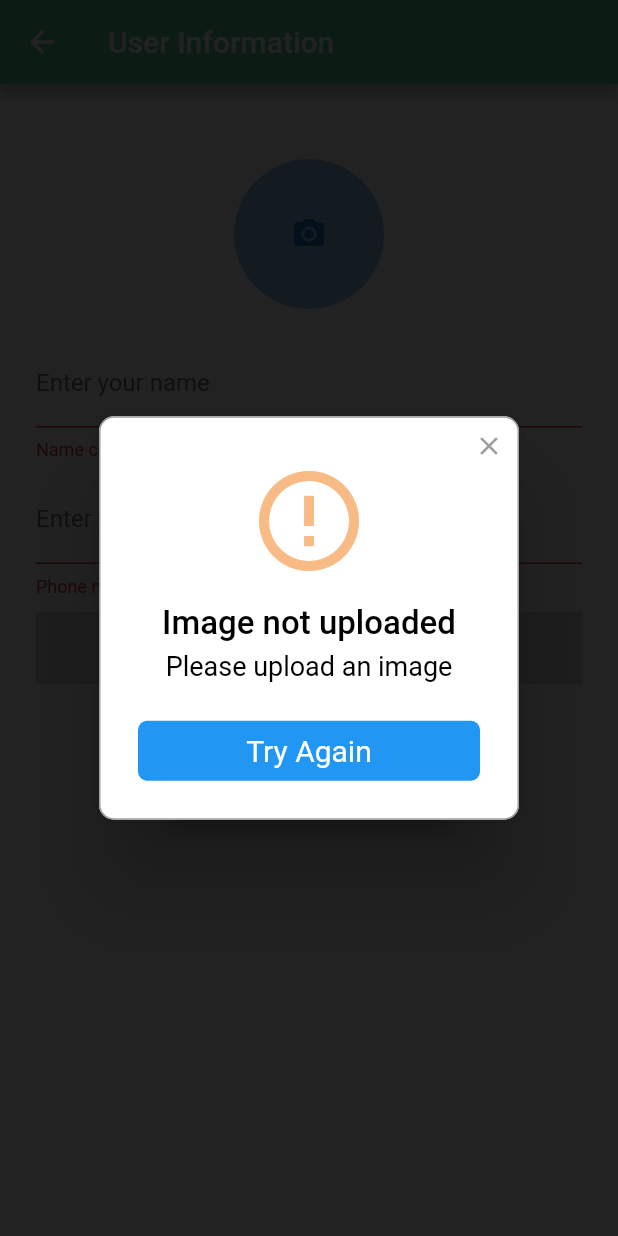
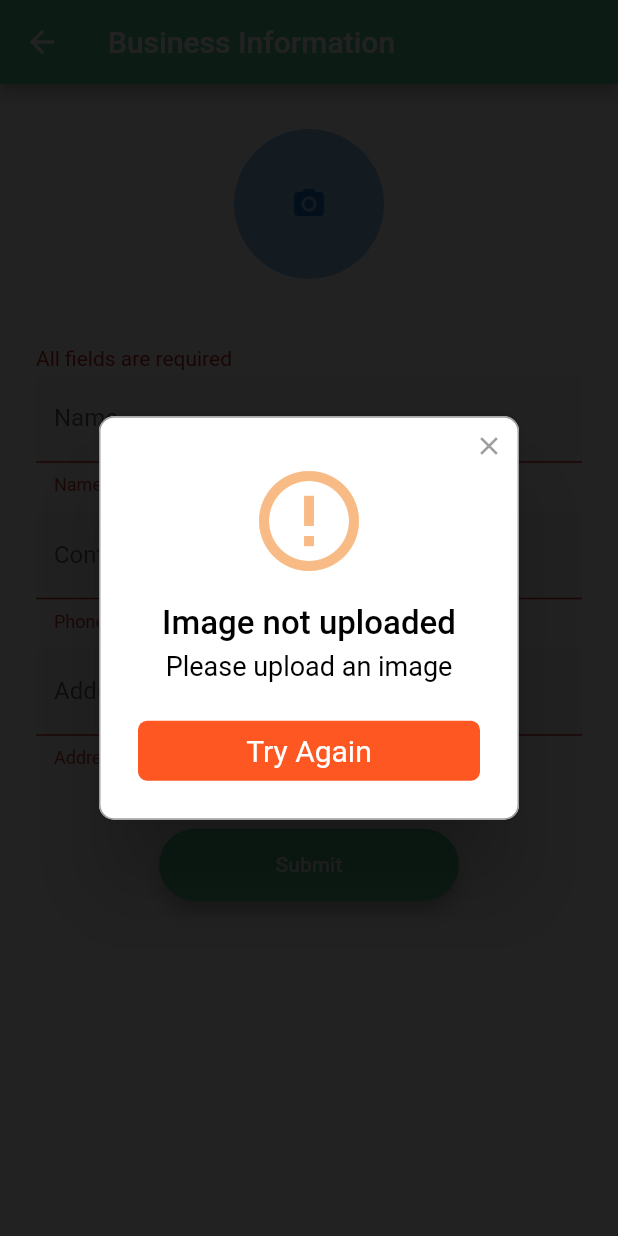
Before and after one commit to DRP-Basket/Basket, a Flutter app: the RegisterInformationScreen screen opened directly, after a tap on "Submit", on a phone screen of 412 x 824 dp. Run offline on Flutter 3.47's test engine with Material 2 defaults, Android fonts, the phone set to English and light mode, and no system bars; drawn by our look-alikes of modal_progress_hud_nsn, rflutter_alert; our stand-ins replace cloud_firestore, expandable, firebase_auth, firebase_core, firebase_storage, flutter_form_builder and 6 more; missing offline and left inert: telephony; accounts and stored records are empty.

Commit message:
Refactored login and register views, should support full auth journey now

```diff
--- a/frontend/lib/views/auth/login_screen.dart
+++ b/frontend/lib/views/auth/login_screen.dart
@@ -62,7 +62,8 @@ class _LoginScreenState extends State<LoginScreen>
     // Navigator.pushNamed(context, HomePage.id);
     UserType userType = await locator<UserController>().checkUserType();
     userType == UserType.CHARITY
-        ? Navigator.pushReplacementNamed(context, CharityEventsPage.id)
+        ? Navigator.pushNamedAndRemoveUntil(
+            context, CharityEventsPage.id, (route) => false)
         : Navigator.pushNamedAndRemoveUntil(
             context, DonorMain.id, (route) => false);
   }
--- a/frontend/lib/views/auth/register_information_screen.dart
+++ b/frontend/lib/views/auth/register_information_screen.dart
@@ -1,10 +1,13 @@
 import 'package:drp_basket_app/components/avatar.dart';
 import 'package:drp_basket_app/components/long_button.dart';
+import 'package:drp_basket_app/constants.dart';
 import 'package:drp_basket_app/locator.dart';
 import 'package:drp_basket_app/view_controllers/image_picker_controller.dart';
 import 'package:drp_basket_app/view_controllers/user_controller.dart';
 import 'package:drp_basket_app/view_controllers/validator_controller.dart';
 import 'package:drp_basket_app/views/auth/auth_view_interface.dart';
+import 'package:drp_basket_app/views/charity/events/charity_events_page.dart';
+import 'package:drp_basket_app/views/donor/donor_main.dart';
 import 'package:drp_basket_app/views/home_page.dart';
 import 'package:drp_basket_app/views/receivers/home_screen.dart';
 import 'package:flutter/material.dart';
@@ -30,26 +33,37 @@ class _RegisterInformationScreenState extends State<RegisterInformationScreen>
   final _formKey = GlobalKey<FormState>();
   bool showSpinner = false;
   bool uploadedImage = false;
-  late String name;
-  late String contactNumber;
+
+  String name = "";
+  String contactNumber = "";
   String address = "";
+  String description = "";
 
   void upload() async {
     uploadedImage = await locator<ImagePickerController>().pickImage();
-    setState(() {
-    });
+    setState(() {});
   }
 
-  void submit() {
+  Future<void> submit() async {
     if (_formKey.currentState!.validate() && uploadedImage) {
-      locator<UserController>().uploadUserInformation(this, widget.userType, name, contactNumber, address: address);
+      if (widget.userType == UserType.DONOR) {
+        await locator<UserController>().uploadUserInformation(
+            this, widget.userType, name, contactNumber,
+            address: address);
+      } else {
+        await locator<UserController>().uploadUserInformation(
+            this, widget.userType, name, contactNumber,
+            description: description);
       }
-    else if (!uploadedImage) {
-      if (widget.userType == UserType.RECEIVER) {
-        locator<UserController>().uploadUserInformation(this, widget.userType, name, contactNumber, containsImage: false);
-      } else {
+    } else if (!uploadedImage) {
       updateUIAuthFail("Image not uploaded", "Please upload an image");
-      }
+      // if (widget.userType == UserType.RECEIVER) {
+      //   locator<UserController>().uploadUserInformation(
+      //       this, widget.userType, name, contactNumber,
+      //       containsImage: false);
+      // } else {
+      //   updateUIAuthFail("Image not uploaded", "Please upload an image");
+      // }
     }
   }
 
@@ -80,6 +94,7 @@ class _RegisterInformationScreenState extends State<RegisterInformationScreen>
               "Try Again",
               style: TextStyle(color: Colors.white, fontSize: 20),
             ),
+            color: Colors.deepOrange,
             onPressed: () => Navigator.pop(context),
           ),
         ]).show();
@@ -87,7 +102,11 @@ class _RegisterInformationScreenState extends State<RegisterInformationScreen>
 
   @override
   void updateUISuccess() {
-    widget.userType == UserType.RECEIVER ? Navigator.pushNamed(context, ReceiverHomeScreen.id) : Navigator.pushNamed(context, HomePage.id);
+    widget.userType == UserType.CHARITY
+        ? Navigator.pushNamedAndRemoveUntil(
+            context, CharityEventsPage.id, (route) => false)
+        : Navigator.pushNamedAndRemoveUntil(
+            context, DonorMain.id, (route) => false);
   }
 
   @override
@@ -101,13 +120,21 @@ class _RegisterInformationScreenState extends State<RegisterInformationScreen>
     return Scaffold(
       backgroundColor: Colors.white,
       appBar: AppBar(
-        title: Text("User Information"),
+        title: Text("${userTypeString[widget.userType]} Information"),
         backgroundColor: _colorTheme,
       ),
-      body: ModalProgressHUD(
+      body: GestureDetector(
+        onTap: () {
+          FocusScope.of(context).unfocus();
+        },
+        child: ModalProgressHUD(
           inAsyncCall: showSpinner,
           child: Padding(
-          padding: EdgeInsets.symmetric(horizontal: 24.0, vertical: 50.0),
+            padding: EdgeInsets.only(
+              left: 24.0,
+              right: 24,
+              top: 30,
+            ),
             child: SingleChildScrollView(
               child: Column(
                 mainAxisAlignment: MainAxisAlignment.center,
@@ -117,7 +144,20 @@ class _RegisterInformationScreenState extends State<RegisterInformationScreen>
                     onTap: upload,
                   ),
                   SizedBox(
-                  height: 20.0,
+                    height: 45,
+                  ),
+                  Row(
+                    children: [
+                      Text(
+                        "All fields are required",
+                        style: TextStyle(
+                          color: Colors.red[800],
+                        ),
+                      )
+                    ],
+                  ),
+                  SizedBox(
+                    height: 2.5,
                   ),
                   Form(
                     key: _formKey,
@@ -126,9 +166,7 @@ class _RegisterInformationScreenState extends State<RegisterInformationScreen>
                         TextFormField(
                           validator: (value) =>
                               ValidatorController.validateName(value!),
-                        decoration: InputDecoration(
-                          labelText: 'Enter your name',
-                        ),
+                          decoration: _getInputDecoration("Name"),
                           onChanged: (value) => name = value,
                         ),
                         SizedBox(
@@ -137,29 +175,36 @@ class _RegisterInformationScreenState extends State<RegisterInformationScreen>
                         TextFormField(
                           validator: (value) =>
                               ValidatorController.validateContactNumber(value!),
-                        decoration: InputDecoration(
-                          labelText: 'Enter your contact number',
-                        ),
+                          decoration: _getInputDecoration("Contact Number"),
                           onChanged: (value) => contactNumber = value,
                         ),
                         SizedBox(
                           height: 10.0,
                         ),
-                      widget.userType != UserType.RECEIVER ? TextFormField(
+                        widget.userType == UserType.DONOR
+                            ? TextFormField(
                                 validator: (value) =>
-                            ValidatorController.validateLocation(value!),
-                        decoration: InputDecoration(
-                          labelText: 'Enter your donor address',
+                                    ValidatorController.validateAddress(value!),
+                                decoration: _getInputDecoration("Address"),
+                                onChanged: (value) => address = value,
+                              )
+                            : TextFormField(
+                                validator: (value) =>
+                                    ValidatorController.validateDescription(
+                                        value!),
+                                decoration: _getInputDecoration("Description"),
+                                onChanged: (value) => description = value,
+                                keyboardType: TextInputType.multiline,
+                                maxLines: 5,
                               ),
-                        onChanged: (value) => address = value,
-                      ) : SizedBox(
+                        SizedBox(
                           height: 10.0,
                         ),
                       ],
                     ),
                   ),
                   SizedBox(
-                  height: 30.0,
+                    height: 20.0,
                   ),
                   LongButton(
                     text: "Submit",
@@ -172,6 +217,21 @@ class _RegisterInformationScreenState extends State<RegisterInformationScreen>
             ),
           ),
         ),
+      ),
+    );
+  }
+
+  InputDecoration _getInputDecoration(String label) {
+    return InputDecoration(
+      labelText: label,
+      filled: true,
+      fillColor: Colors.grey[250],
+      enabledBorder: OutlineInputBorder(
+        borderSide: BorderSide(width: 0),
+      ),
+      focusedBorder: OutlineInputBorder(
+        borderSide: BorderSide(color: secondary_color, width: 2.0),
+      ),
     );
   }
 }
--- a/frontend/lib/views/auth/register_screen.dart
+++ b/frontend/lib/views/auth/register_screen.dart
@@ -59,7 +59,8 @@ class _RegisterScreenState extends State<RegisterScreen>
     emailController.clear();
     passwordController1.clear();
     passwordController2.clear();
-    Navigator.pushNamed(context, RegisterChoiceScreen.id);
+    Navigator.pushNamedAndRemoveUntil(
+        context, RegisterChoiceScreen.id, (route) => false);
   }
 
   @override
```
Also changed, not shown: frontend/lib/views/auth/register_choice_screen.dart (+15 -21 lines). Lines whose indentation alone changed are shown as unchanged.
